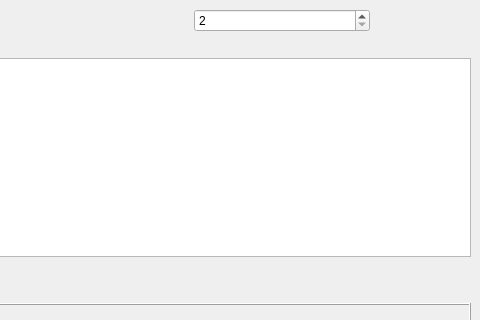
Above: untitled.ui from Arigii/potencial before the change; both pictures show x 755 to 1235 and y 0 to 320 of the 1235 by 638 pixel window. Below: the same form after it.
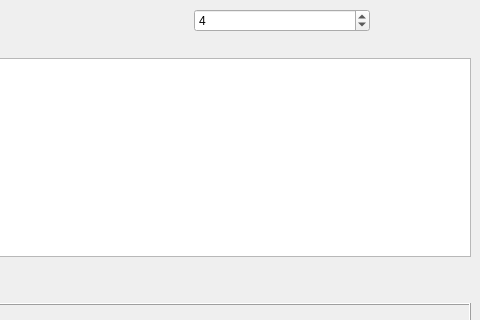
That is the form after the change.

```diff
--- a/untitled.ui
+++ b/untitled.ui
@@ -76,6 +76,9 @@
           <property name="minimum">
            <number>2</number>
           </property>
+          <property name="value">
+           <number>4</number>
+          </property>
          </widget>
         </item>
        </layout>
```
